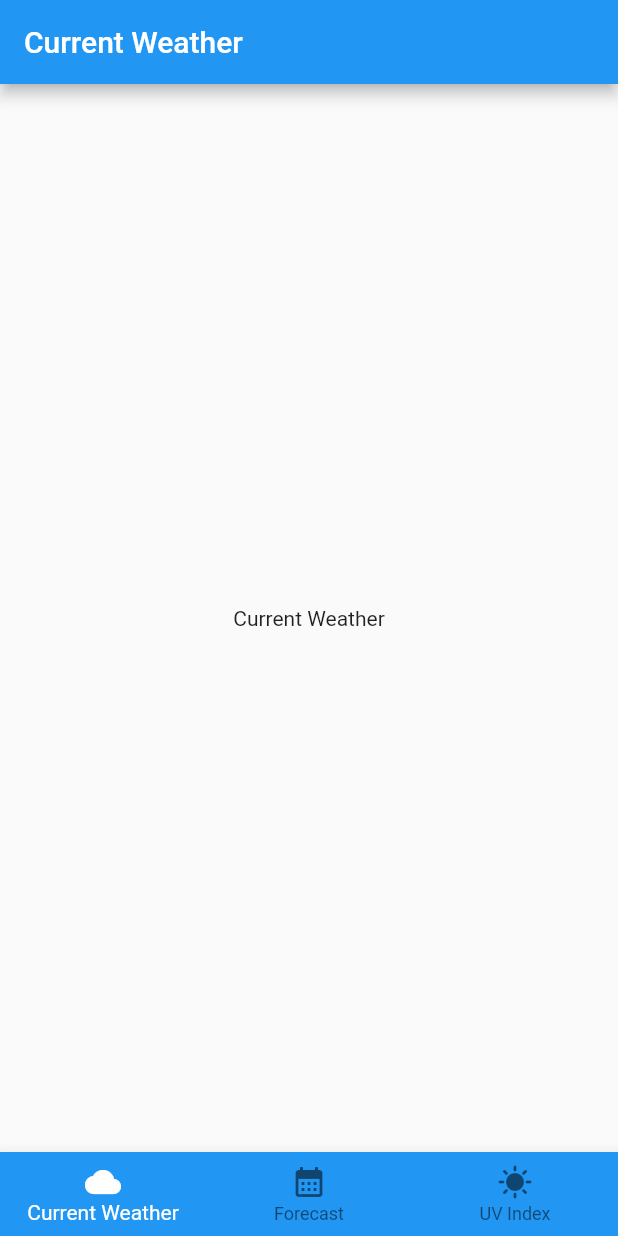
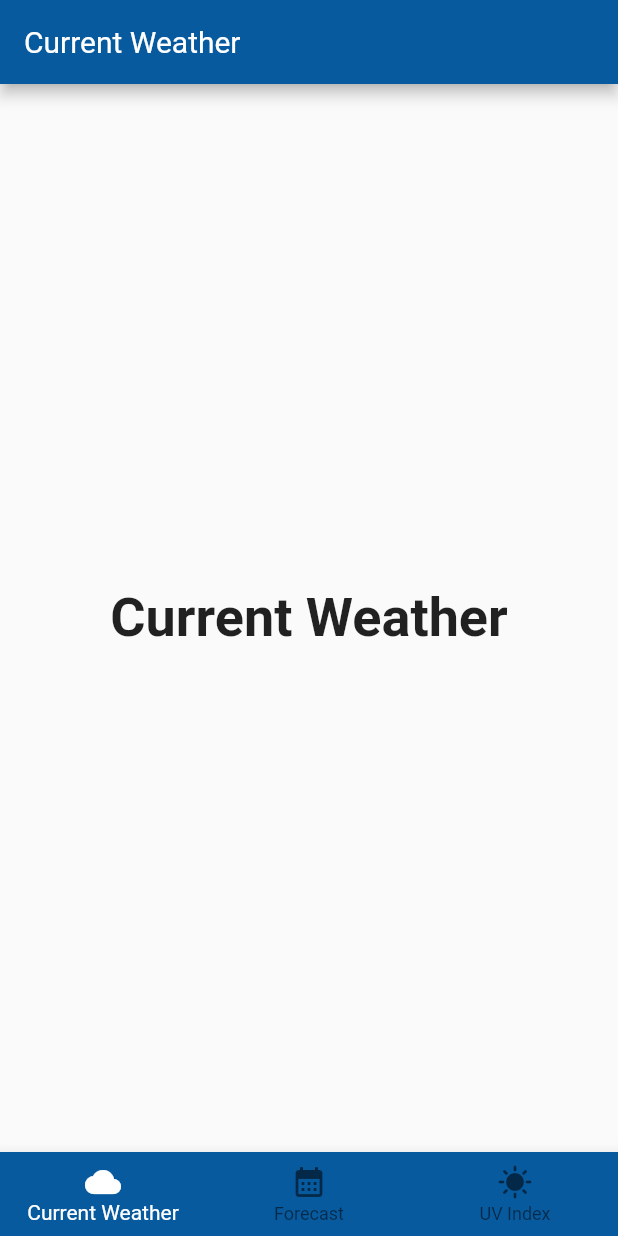
Before and after one commit to kensodemann/local_weather, a Flutter app: the screen it shows after launch, on a phone screen of 412 x 824 dp. Run offline on Flutter 3.47's test engine with Material 2 defaults, Android fonts, the phone set to English and light mode, and no system bars.

Commit message:
feat(app): create the styling theme

```diff
--- a/lib/main.dart
+++ b/lib/main.dart
@@ -1,5 +1,6 @@
 import 'package:flutter/material.dart';
 import 'package:local_weather/pages/tabs_page.dart';
+import 'package:local_weather/theme.dart';
 
 void main() {
   runApp(const MyApp());
@@ -12,9 +13,7 @@ class MyApp extends StatelessWidget {
   Widget build(BuildContext context) {
     return MaterialApp(
       title: 'Flutter Demo',
-      theme: ThemeData(
-        primarySwatch: Colors.blue,
-      ),
+      theme: theme,
       home: const TabsPage(title: 'Flutter Demo Home Page'),
     );
   }
--- a/lib/pages/current_weather_page.dart
+++ b/lib/pages/current_weather_page.dart
@@ -5,6 +5,11 @@ class CurrentWeatherPage extends StatelessWidget {
 
   @override
   Widget build(BuildContext context) {
-    return const Center(child: Text('Current Weather'));
+    return Center(
+      child: Text(
+        'Current Weather',
+        style: Theme.of(context).textTheme.titleLarge,
+      ),
+    );
   }
 }
```
Also changed, not shown: lib/pages/forecast_page.dart (+6 -1 lines), lib/pages/uv_index_page.dart (+6 -1 lines), lib/theme.dart (added, +45 -0 lines).
